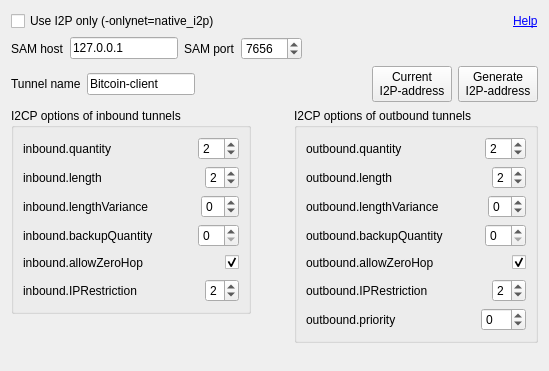
Before: the Qt Designer form bitcoin-qt/src/qt/forms/i2poptionswidget.ui in justusranvier/bitcoin, drawn with Qt 5.
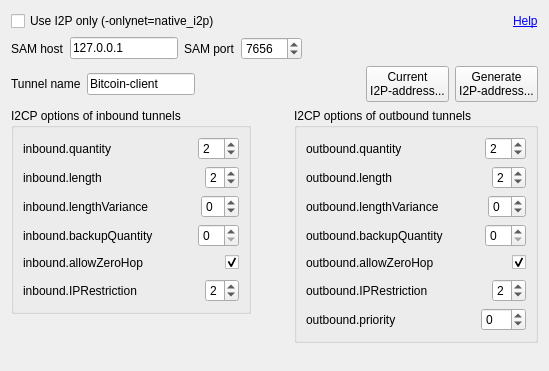
After: the same form once the commit is applied.

Patch:
```diff
--- a/bitcoin-qt/src/qt/forms/i2poptionswidget.ui
+++ b/bitcoin-qt/src/qt/forms/i2poptionswidget.ui
@@ -159,7 +159,7 @@
       <widget class="QPushButton" name="pushButtonCurrentI2PAddress">
        <property name="text">
         <string>Current
-I2P-address</string>
+I2P-address...</string>
        </property>
       </widget>
      </item>
@@ -167,7 +167,7 @@
       <widget class="QPushButton" name="pushButtonGenerateI2PAddress">
        <property name="text">
         <string>Generate
-I2P-address</string>
+I2P-address...</string>
        </property>
       </widget>
      </item>
```
